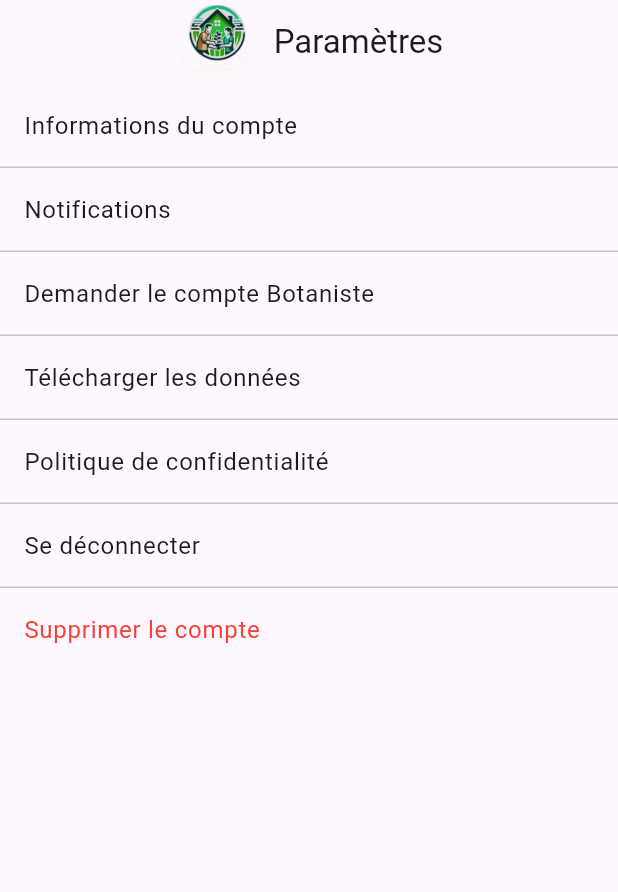
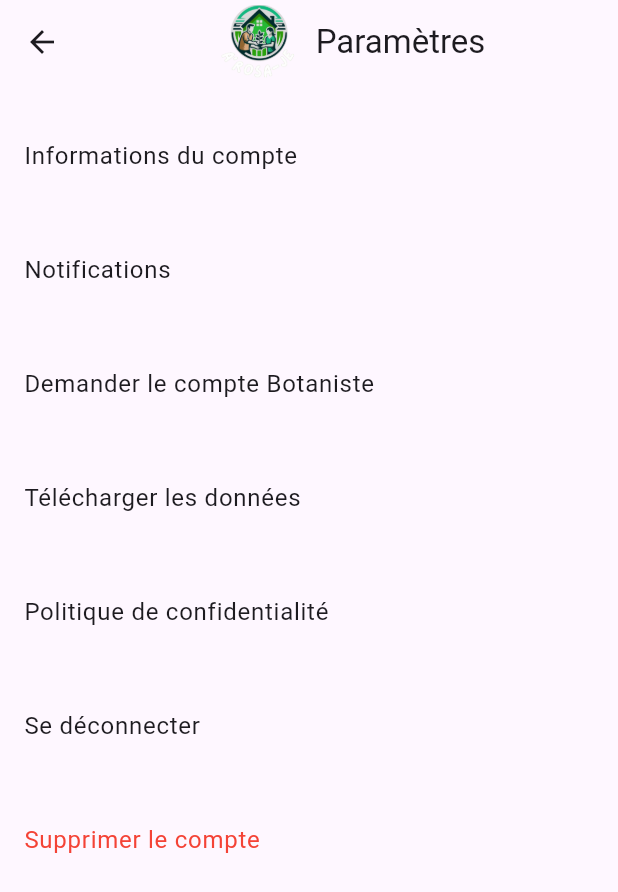
Before and after one commit to HWefour/MSPR_Mobile, a Flutter app: the screen it shows after launch, on a phone screen of 412 x 824 dp. Shown: the top 892 px of the screen. Run offline on Flutter 3.47's test engine with Material 3 defaults, Android fonts, the phone set to English and light mode, and no system bars; our stand-ins replace flutter_svg.

Commit message:
back button

```diff
--- a/a_rosa_je/lib/pages/parametre_menu.dart
+++ b/a_rosa_je/lib/pages/parametre_menu.dart
@@ -22,6 +22,7 @@ class MySettingsPage extends StatelessWidget {
   Widget build(BuildContext context) {
     return Scaffold(
       appBar: AppBar(
+        leading: BackButton(),
         title: Row(
           mainAxisAlignment:
               MainAxisAlignment.center, // Center the children horizontally
@@ -29,7 +30,7 @@ class MySettingsPage extends StatelessWidget {
           children: <Widget>[
             Image(
               image: AssetImage('images/LOGO.png'),
-              height: 50.0, // You can adjust the size of the image here
+              height: 50, // You can adjust the size of the image here
             ),
             SizedBox(
                 width:
@@ -41,87 +42,88 @@ class MySettingsPage extends StatelessWidget {
       ),
       // The rest of your Scaffold content...
 
-      body: ListView(
-        children: ListTile.divideTiles(
-          context: context,
-          tiles: [
-            ListTile(
-              title: Text('Informations du compte'),
-              onTap: () {
-                // Handle tap
-              },
-            ),
-            ListTile(
-              title: Text('Notifications'),
-              onTap: () {
-                // Handle tap
-              },
-            ),
-            ListTile(
-              title: Text('Demander le compte Botaniste'),
-              onTap: () {
-                // Handle tap
-              },
-            ),
-            ListTile(
-              title: Text('Télécharger les données'),
-              onTap: () {
-                // Handle tap
-              },
-            ),
-            ListTile(
-              title: Text('Politique de confidentialité'),
-              onTap: () {
-                // Handle tap
-              },
-            ),
-            ListTile(
-              title: Text('Se déconnecter'),
-              onTap: () {
-                // Handle tap
-              },
-            ),
-            ListTile(
-              title: Text('Supprimer le compte',
-                  style: TextStyle(color: Colors.red)),
-              onTap: () {
-                // Handle tap
-              },
-            ),
-          ],
-        ).toList(),
+      // body: ListView(
+      //   children: ListTile.divideTiles(
+      //     context: context,
+      //     tiles: [
+      //       SizedBox(height: 20),
+      //       ListTile(
+      //         title: Text('Informations du compte'),
+      //         onTap: () {
+      //           // Handle tap
+      //         },
+      //       ),
+      //       ListTile(
+      //         title: Text('Notifications'),
+      //         onTap: () {
+      //           // Handle tap
+      //         },
+      //       ),
+      //       ListTile(
+      //         title: Text('Demander le compte Botaniste'),
+      //         onTap: () {
+      //           // Handle tap
+      //         },
+      //       ),
+      //       ListTile(
+      //         title: Text('Télécharger les données'),
+      //         onTap: () {
+      //           // Handle tap
+      //         },
+      //       ),
+      //       ListTile(
+      //         title: Text('Politique de confidentialité'),
+      //         onTap: () {
+      //           // Handle tap
+      //         },
+      //       ),
+      //       ListTile(
+      //         title: Text('Se déconnecter'),
+      //         onTap: () {
+      //           // Handle tap
+      //         },
+      //       ),
+      //       ListTile(
+      //         title: Text('Supprimer le compte',
+      //             style: TextStyle(color: Colors.red)),
+      //         onTap: () {
+      //           // Handle tap
+      //         },
+      //       ),
+      //     ],
+      //   ).toList(),
+      // ),
+      body: ListView.builder(
+        itemCount: 7, // Nombre de tuiles
+        itemBuilder: (BuildContext context, int index) {
+          return Column(
+            children: [
+              SizedBox(height: 20), // Boîte de taille avec une largeur de 12
+              ListTile(
+                title: Text(
+                  index == 0
+                      ? 'Informations du compte'
+                      : index == 1
+                          ? 'Notifications'
+                          : index == 2
+                              ? 'Demander le compte Botaniste'
+                              : index == 3
+                                  ? 'Télécharger les données'
+                                  : index == 4
+                                      ? 'Politique de confidentialité'
+                                      : index == 5
+                                          ? 'Se déconnecter'
+                                          : 'Supprimer le compte',
+                  style: index == 6 ? TextStyle(color: Colors.red) : null,
+                ),
+                onTap: () {
+                  // Gérer le clic ici
+                },
+              ),
+            ],
+          );
+        },
       ),
-      // body: ListView.builder(
-      //   itemCount: 7, // Nombre de tuiles
-      //   itemBuilder: (BuildContext context, int index) {
-      //     return Column(
-      //       children: [
-      //         SizedBox(width: 12), // Boîte de taille avec une largeur de 12
-      //         ListTile(
-      //           title: Text(
-      //             index == 0
-      //                 ? 'Informations du compte'
-      //                 : index == 1
-      //                     ? 'Notifications'
-      //                     : index == 2
-      //                         ? 'Demander le compte Botaniste'
-      //                         : index == 3
-      //                             ? 'Télécharger les données'
-      //                             : index == 4
-      //                                 ? 'Politique de confidentialité'
-      //                                 : index == 5
-      //                                     ? 'Se déconnecter'
-      //                                     : 'Supprimer le compte',
-      //             style: index == 6 ? TextStyle(color: Colors.red) : null,
-      //           ),
-      //           onTap: () {
-      //             // Gérer le clic ici
-      //           },
-      //         ),
-      //       ],
-      //     );
-      //   },
-      // ),
     );
   }
 }
```
